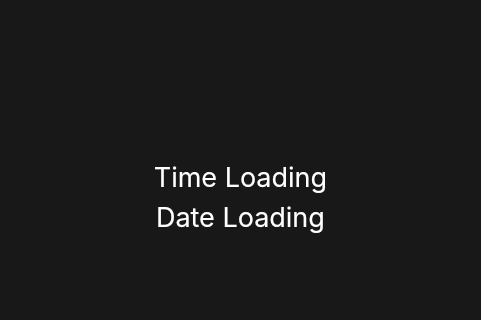
This is FormulaStudent/mainwindow.ui in XRuRuX/FormulaStudentQT as Qt 5 draws it before an edit; both pictures show x 385 to 866 and y 100 to 420 of the 1066 by 577 pixel window. The edited form follows.
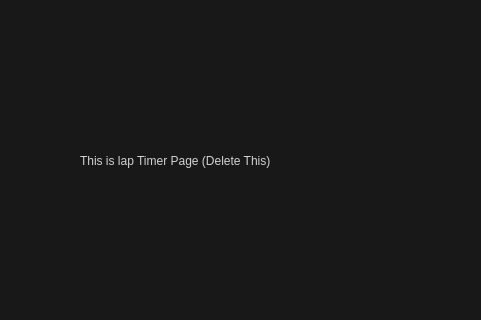
This is the edited form. The open tabs and pages were chosen to show the change. Icons and pictures are not drawn.

Commit message: Added Lap Timer Page

The edit to the form file:
```diff
--- a/FormulaStudent/mainwindow.ui
+++ b/FormulaStudent/mainwindow.ui
@@ -675,6 +675,21 @@
        <zorder>titleBar</zorder>
       </widget>
       <widget class="QWidget" name="telemetryPage"/>
+      <widget class="QWidget" name="lapTimerPage">
+       <widget class="QLabel" name="label">
+        <property name="geometry">
+         <rect>
+          <x>280</x>
+          <y>170</y>
+          <width>321</width>
+          <height>181</height>
+         </rect>
+        </property>
+        <property name="text">
+         <string>This is lap Timer Page (Delete This)</string>
+        </property>
+       </widget>
+      </widget>
      </widget>
     </item>
    </layout>
```
The commit also changes 3 other files.
